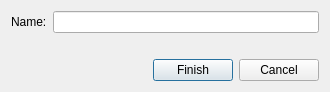
Old version of the form Source/Time-Track/itemeditform.ui in the repository joshuawootonn/time-track.
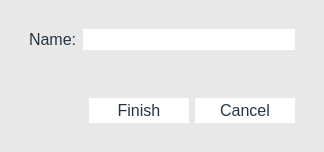
New version of the form.

The edit to the form file:
```diff
--- a/Source/Time-Track/itemeditform.ui
+++ b/Source/Time-Track/itemeditform.ui
@@ -6,15 +6,136 @@
    <rect>
     <x>0</x>
     <y>0</y>
-    <width>330</width>
-    <height>90</height>
+    <width>324</width>
+    <height>111</height>
    </rect>
   </property>
   <property name="windowTitle">
    <string>Dialog</string>
   </property>
+  <property name="styleSheet">
+   <string notr="true">QDialog#ItemEditForm{
+
+background-color:#E8E8E8;
+}
+*{
+font-family:&quot;Calibri&quot;;
+font-size: 16px;
+color:#263544;
+}
+
+
+
+QStackedWidget{
+margin:0px;
+padding:0px;
+}
+
+
+QWidget{
+
+margin:0px;
+padding:0px;
+}
+QWidget#bigwidger{
+background-color:#E8E8E8;
+border:none;
+}
+
+
+
+QTableWidget{
+border:none;
+}
+QTextEdit{
+border:none;
+}
+
+
+QPushButton{
+padding:3px;
+border:none;
+background-color:#FFFFFF;
+}
+QPushButton:hover:!pressed{
+background-color:#D1D1D1;
+}
+
+
+QDateTimeEdit{
+border:none;
+background-color:#FFFFFF;
+}
+QDateEditTime:hover{
+border:none;
+background-color:#F4F9F6;
+}
+QDateEditTime::drop-down{
+border:none;
+}
+
+
+QComboBox{
+border:none;
+background-color:#FFFFFF;
+}
+QComboBox:hover {
+background-color:#F4F9F6;
+}
+QComboBox:drop-down{
+border:none;
+}
+
+
+QRadioButton{
+padding:0px;
+margin:0px;
+}
+
+
+QGroupBox {
+    border: 0px solid gray;
+	
+    margin-top: 0.5em;
+	margin-right:0px;
+	margin-left:0px;
+}
+QGroupBox::title {
+    subcontrol-origin: margin;
+    left: 10px;
+    padding: 0 3px 0 3px;
+}
+
+
+QCheckBox::indicator,QRadioButton::indicator{
+border:none;
+background-color:#FFFFFF;
+
+}
+
+QCheckBox::indicator:checked,QRadioButton::indicator:checked{
+border:none;
+background-color:#837F9A;
+
+}
+QLineEdit,QTimeEdit,QDateEdit,QSpinBox,QDateTimeEdit{ 
+background-color:#FFFFFF;
+ border: 0px solid #D1D1D1;	
+
+}
+QLineEdit:hover,QTimeEdit:hover,QDateEdit:hover,QSpinBox:hover,QDateTimeEdit:hover{ 
+background-color:#FFFFFF;
+ border: 1px solid #D1D1D1;	
+}
+
+</string>
+  </property>
+  <layout class="QGridLayout" name="gridLayout">
+   <item row="0" column="0">
+    <widget class="QWidget" name="bigwidger" native="true">
   <layout class="QVBoxLayout" name="verticalLayout">
    <item>
+       <widget class="QWidget" name="" native="true">
     <layout class="QHBoxLayout" name="horizontalLayout">
      <item>
       <widget class="QLabel" name="label">
@@ -27,6 +148,7 @@
       <widget class="QLineEdit" name="name"/>
      </item>
     </layout>
+       </widget>
    </item>
    <item>
     <widget class="QLabel" name="error">
@@ -36,6 +158,7 @@
     </widget>
    </item>
    <item>
+       <widget class="QWidget" name="" native="true">
     <layout class="QHBoxLayout" name="horizontalLayout_2">
      <item>
       <spacer name="horizontalSpacer">
@@ -52,6 +175,12 @@
      </item>
      <item>
       <widget class="QPushButton" name="FinishButton">
+           <property name="minimumSize">
+            <size>
+             <width>100</width>
+             <height>0</height>
+            </size>
+           </property>
        <property name="text">
         <string>Finish</string>
        </property>
@@ -59,12 +188,22 @@
      </item>
      <item>
       <widget class="QPushButton" name="CancelButton">
+           <property name="minimumSize">
+            <size>
+             <width>100</width>
+             <height>0</height>
+            </size>
+           </property>
        <property name="text">
         <string>Cancel</string>
        </property>
       </widget>
      </item>
     </layout>
+       </widget>
+      </item>
+     </layout>
+    </widget>
    </item>
   </layout>
  </widget>
```
Lines whose indentation alone changed are shown as unchanged.
